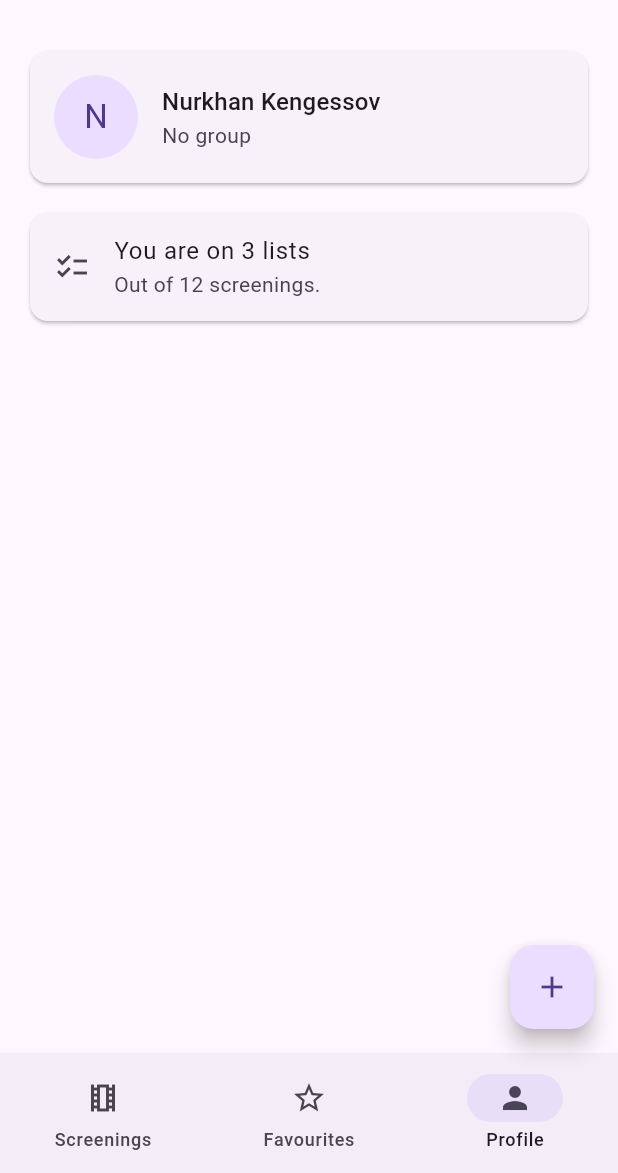
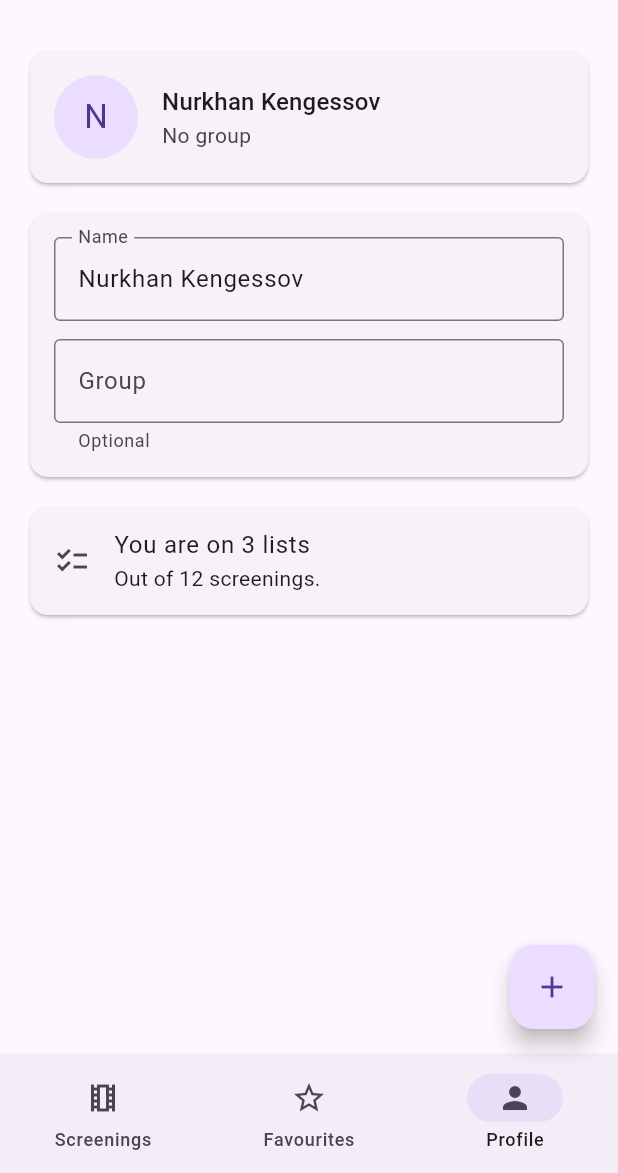
Before and after one commit to Kengessov/flutter-2026-kengessov, a Flutter app: the screen it shows after launch, item 3 of the bottom bar chosen, on a phone screen of 412 x 824 dp, the part 63-1236 px from its top. Run offline on Flutter 3.47's test engine with Material 3 defaults, Android fonts, the phone set to English and light mode, and no system bars.

Commit message:
Give the profile editable fields that save on submit (R38)

```diff
--- a/lib/screens/home_shell.dart
+++ b/lib/screens/home_shell.dart
@@ -65,6 +65,10 @@ class _HomeShellState extends State<HomeShell> {
       _screenings = _screenings.where((item) => item != screening).toList();
     });
   }
+
+  /// The tab validates and hands over a finished profile; the shell stays the
+  /// only place the current one lives (R38).
+  void _saveProfile(Profile profile) => setState(() => _profile = profile);
 
   /// The form answers with a finished screening or with nothing at all:
   /// backing out returns null, the list stays exactly as it was and no
@@ -200,7 +204,11 @@ class _HomeShellState extends State<HomeShell> {
             onOpen: _openDetail,
             onToggleFavourite: _toggleFavourite,
           ),
-          ProfileTab(profile: _profile, screenings: _screenings),
+          ProfileTab(
+            profile: _profile,
+            screenings: _screenings,
+            onSave: _saveProfile,
+          ),
         ],
       ),
       floatingActionButton: FloatingActionButton(
--- a/lib/tabs/profile_tab.dart
+++ b/lib/tabs/profile_tab.dart
@@ -3,31 +3,85 @@ import 'package:flutter/material.dart';
 import '../models/profile.dart';
 import '../models/screening.dart';
 
-class ProfileTab extends StatelessWidget {
+class ProfileTab extends StatefulWidget {
   const ProfileTab({
     super.key,
     required this.profile,
     required this.screenings,
+    required this.onSave,
   });
 
   final Profile profile;
   final List<Screening> screenings;
+  final ValueChanged<Profile> onSave;
 
   @override
-  Widget build(BuildContext context) {
+  State<ProfileTab> createState() => _ProfileTabState();
+}
+
+class _ProfileTabState extends State<ProfileTab> {
+  /// A group code is a programme, a speciality, an intake and a stream, like
+  /// `BSc-CS-24-1`.
+  static final RegExp _groupCode = RegExp(
+    r'^[A-Za-z]{2,6}-[A-Za-z]{2,6}-\d{2}-\d{1,2}$',
+  );
+
+  final GlobalKey<FormState> _form = GlobalKey<FormState>();
+
+  // R38: the fields start from the model the shell owns, not from a copy of it.
+  late final TextEditingController _name = TextEditingController(
+    text: widget.profile.name,
+  );
+  late final TextEditingController _group = TextEditingController(
+    text: widget.profile.group,
+  );
+
+  @override
+  void dispose() {
+    _name.dispose();
+    _group.dispose();
+    super.dispose();
+  }
+
+  /// The shell can replace the profile without this tab, which is what Reset
+  /// data does, so a model that changed has to be written back into the
+  /// fields. Only a change of the model counts: an edit that has not been
+  /// submitted yet must survive an unrelated rebuild of the shell.
+  @override
+  void didUpdateWidget(ProfileTab oldWidget) {
+    super.didUpdateWidget(oldWidget);
+    if (oldWidget.profile.name != widget.profile.name) {
+      _name.text = widget.profile.name;
+    }
+    if (oldWidget.profile.group != widget.profile.group) {
+      _group.text = widget.profile.group;
+    }
+  }
+
+  void _save() {
+    final form = _form.currentState;
+    if (form == null || !form.validate()) return;
+    widget.onSave(Profile(name: _name.text.trim(), group: _group.text.trim()));
+  }
+
+  String? _validateGroup(String? value) {
+    final group = value?.trim() ?? '';
+    // An empty group is what a profile starts with, so only a typed one is
+    // held against the pattern.
+    if (group.isEmpty) return null;
+    if (!_groupCode.hasMatch(group)) return 'A group looks like BSc-CS-24-1.';
+    return null;
+  }
+
+  void _dismissKeyboard(PointerDownEvent _) =>
+      FocusManager.instance.primaryFocus?.unfocus();
+
+  Widget _header(BuildContext context, Profile profile) {
     final theme = Theme.of(context);
-    final lists = screenings.fold<int>(
-      0,
-      (total, screening) =>
-          screening.contains(profile.name) ? total + 1 : total,
-    );
     final initial = profile.hasName
         ? profile.name.characters.first.toUpperCase()
         : '?';
-    return ListView(
-      padding: const EdgeInsets.all(16),
-      children: [
-        Card(
+    return Card(
       child: Padding(
         padding: const EdgeInsets.all(16),
         child: Row(
@@ -63,15 +117,86 @@ class ProfileTab extends StatelessWidget {
           ],
         ),
       ),
+    );
+  }
+
+  Widget _fields() => Card(
+    child: Padding(
+      padding: const EdgeInsets.all(16),
+      child: Form(
+        key: _form,
+        child: Column(
+          crossAxisAlignment: CrossAxisAlignment.start,
+          children: [
+            // The name has no validator on purpose: an empty profile is a state
+            // the app itself creates (Reset data), and a booking screen is where
+            // a missing name is asked for. Writing into this field from
+            // didUpdateWidget counts as an interaction, so a required-name rule
+            // would shout after every reset.
+            TextFormField(
+              controller: _name,
+              textInputAction: TextInputAction.next,
+              keyboardType: TextInputType.name,
+              textCapitalization: TextCapitalization.words,
+              onTapOutside: _dismissKeyboard,
+              onFieldSubmitted: (_) => _save(),
+              decoration: const InputDecoration(
+                labelText: 'Name',
+                border: OutlineInputBorder(),
+              ),
             ),
             const SizedBox(height: 12),
-        Card(
+            TextFormField(
+              controller: _group,
+              autovalidateMode: AutovalidateMode.onUserInteraction,
+              textInputAction: TextInputAction.done,
+              onTapOutside: _dismissKeyboard,
+              validator: _validateGroup,
+              onFieldSubmitted: (_) => _save(),
+              decoration: const InputDecoration(
+                labelText: 'Group',
+                hintText: 'BSc-CS-24-1',
+                helperText: 'Optional',
+                border: OutlineInputBorder(),
+              ),
+            ),
+          ],
+        ),
+      ),
+    ),
+  );
+
+  Widget _lists(BuildContext context, List<Screening> screenings) {
+    final theme = Theme.of(context);
+    // R38: counted from the list on every build, so booking or deleting a
+    // screening is reflected without this tab being told anything.
+    final lists = screenings.fold<int>(
+      0,
+      (total, screening) =>
+          screening.contains(widget.profile.name) ? total + 1 : total,
+    );
+    return Card(
       child: ListTile(
         leading: const Icon(Icons.checklist),
         title: Text('You are on $lists ${lists == 1 ? 'list' : 'lists'}'),
-            subtitle: Text('Out of ${screenings.length} screenings.'),
+        subtitle: Text(
+          'Out of ${screenings.length} screenings.',
+          style: theme.textTheme.bodyMedium,
         ),
       ),
+    );
+  }
+
+  @override
+  Widget build(BuildContext context) {
+    return ListView(
+      padding: const EdgeInsets.all(16),
+      children: [
+        _header(context, widget.profile),
+        const SizedBox(height: 12),
+        _fields(),
+        const SizedBox(height: 12),
+        _lists(context, widget.screenings),
       ],
     );
   }
```
Lines whose indentation alone changed are shown as unchanged.
